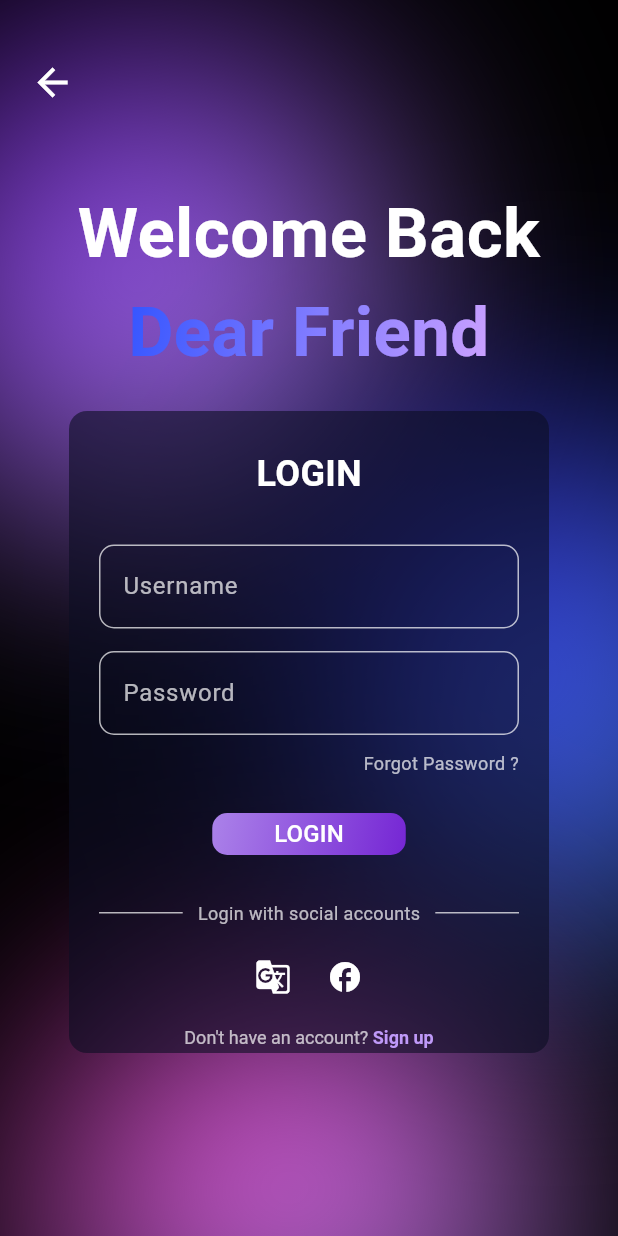
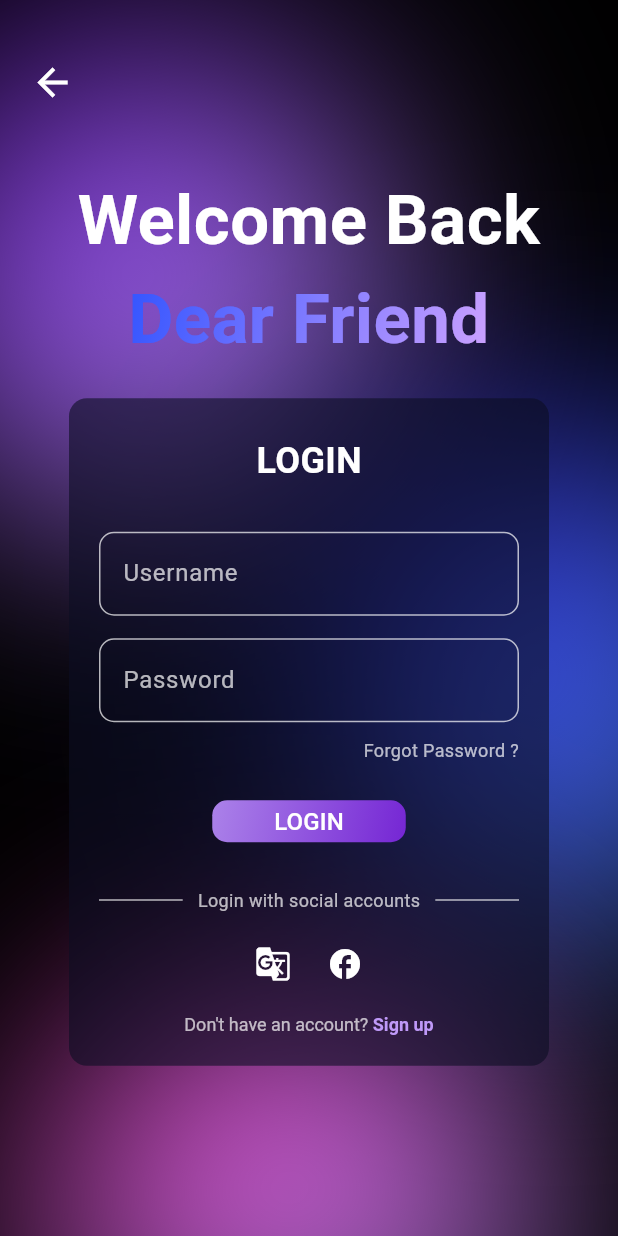
Before and after one commit to laviniadalbello/pi, a Flutter app: the screen it shows after launch, after a tap on "Get started", on a phone screen of 412 x 824 dp. Run offline on Flutter 3.47's test engine with Material 3 defaults, Android fonts, the phone set to English and light mode, and no system bars.

Commit message:
substituir sixedbox por SingleChildScrollView

```diff
--- a/lib/login.dart
+++ b/lib/login.dart
@@ -75,16 +75,16 @@ class LoginPage extends StatelessWidget {
 }
 
 Widget _buildLoginForm(BuildContext context) {
-  return SizedBox(
+  return SingleChildScrollView(
+    child: Container(
     width: 320,
-    height: 428,
-    child: Container(
       padding: const EdgeInsets.all(20),
       decoration: BoxDecoration(
         color: const Color.fromARGB(141, 11, 13, 34).withOpacity(0.6),
         borderRadius: BorderRadius.circular(12),
       ),
       child: Column(
+        mainAxisSize: MainAxisSize.min,
         mainAxisAlignment: MainAxisAlignment.start,
         children: [
           const SizedBox(height: 5),
```
